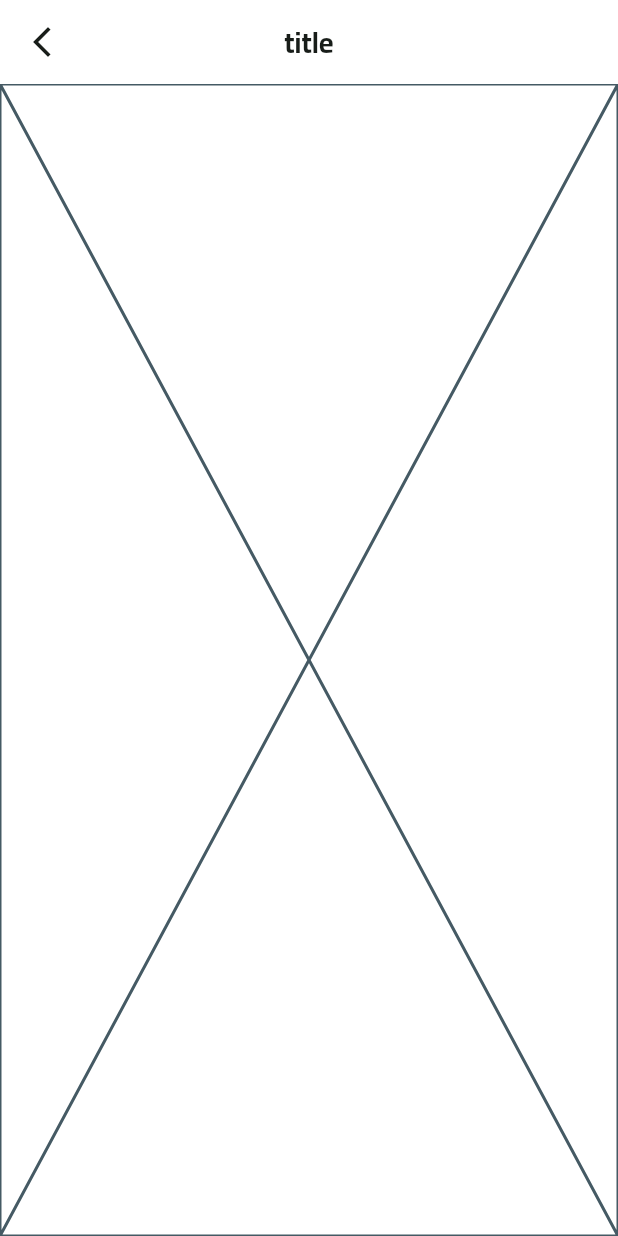
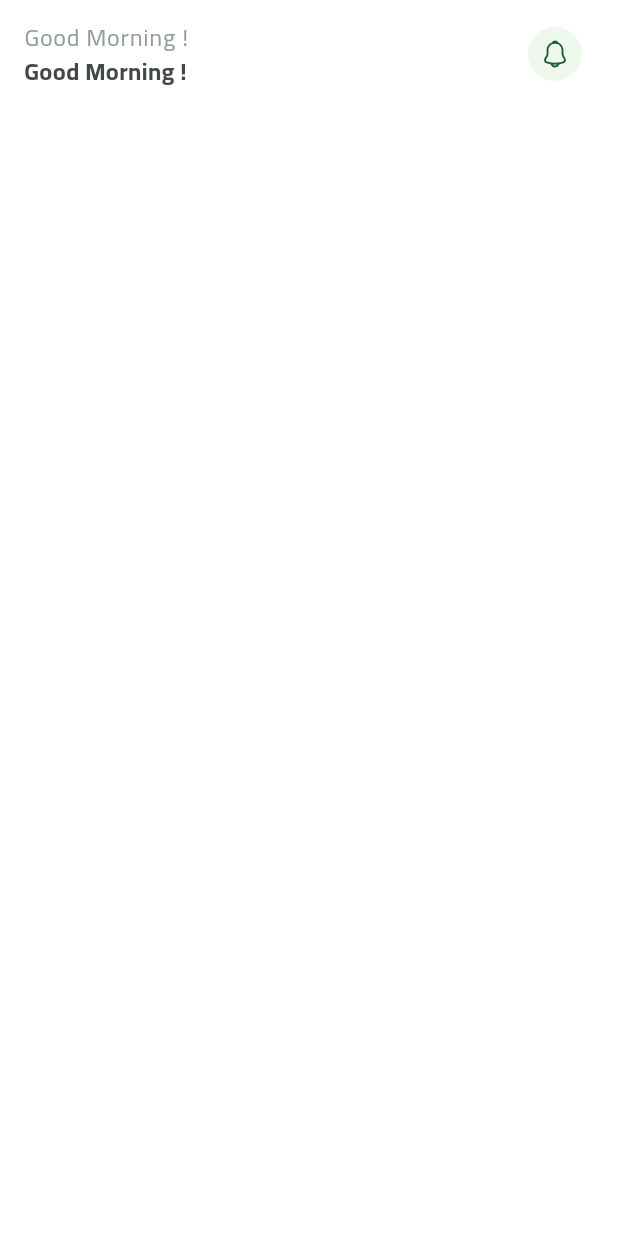
Before and after one commit to aabdelsalam854/fruit-hup, a Flutter app: the HomeView screen opened directly, on a phone screen of 412 x 824 dp. Run offline on Flutter 3.47's test engine with Material 3 defaults, Android fonts, the phone set to English and light mode, and no system bars; our stand-ins replace bloc, cloud_firestore, dartz, equatable, firebase_auth, firebase_core and 5 more; missing offline and left inert: flutter_facebook_auth; accounts and stored records are empty.

Commit message:
custom home appBar

```diff
--- a/lib/core/helper_functions/app_route.dart
+++ b/lib/core/helper_functions/app_route.dart
@@ -4,6 +4,7 @@ import '../../features/auth/presentation/views/forget_password_view.dart';
 import '../../features/auth/presentation/views/login_view.dart';
 import '../../features/auth/presentation/views/otv_view.dart';
 import '../../features/auth/presentation/views/singup_view.dart';
+import '../../features/home/presentation/view/home_view.dart';
 import '../../features/on_boarding/presentation/view/on_boarding_view.dart';
 import '../../features/splash/presentation/view/splash_view.dart';
 
@@ -23,6 +24,8 @@ Route<dynamic>? onGenerateRoute(RouteSettings settings) {
       return MaterialPageRoute(builder: (_) => const ChangePasswordView());
     case OtvView.routeName:
       return MaterialPageRoute(builder: (_) => const OtvView());
+         case HomeView.routeName:
+      return MaterialPageRoute(builder: (_) => const HomeView());
     default:
       return MaterialPageRoute(builder: (_) => const SplashView());
   }
--- a/lib/features/auth/presentation/views/widget/login_view_body.dart
+++ b/lib/features/auth/presentation/views/widget/login_view_body.dart
@@ -8,6 +8,7 @@ import '../../../../../core/utils/app_text_styles.dart';
 import '../../../../../core/widget/custom_button.dart';
 import '../../../../../core/widget/custom_text_form_field.dart';
 import '../../../../../generated/l10n.dart';
+import '../../../../home/presentation/view/home_view.dart';
 import '../../maneger/login_cubit/login_cubit.dart';
 import 'check_email_prompt.dart';
 import 'or_divider.dart';
@@ -40,6 +41,7 @@ class _LoginViewBodyState extends State<LoginViewBody> {
     return BlocConsumer<LoginCubit, LoginState>(
       listener: (context, state) {
         if (state is LoginSuccess) {
+          Navigator.pushReplacementNamed(context, HomeView.routeName);
         } else if (state is LoginError) {
           customSnackBar(context, message: state.message);
         }
--- a/lib/features/home/presentation/view/home_view.dart
+++ b/lib/features/home/presentation/view/home_view.dart
@@ -1,16 +1,18 @@
 import 'package:flutter/material.dart';
-import 'package:frute_hup/core/widget/custom_abb_bar.dart';
+
 
 import 'widget/home_view_body.dart';
 
 class HomeView extends StatelessWidget {
   const HomeView({super.key});
 
+  static const String routeName = "HomeView";
+
   @override
   Widget build(BuildContext context) {
-    return Scaffold(
-      appBar: customAppBar(context, title: "title"),
-      body: const HomeViewBody(),
+    return const Scaffold(
+      // appBar: customAppBar(context, title: "title"),
+      body: SafeArea(child: HomeViewBody()),
     );
   }
 }
--- a/lib/features/home/presentation/view/widget/home_view_body.dart
+++ b/lib/features/home/presentation/view/widget/home_view_body.dart
@@ -1,10 +1,16 @@
 import 'package:flutter/material.dart';
+
+import 'custom_home_appbar.dart';
 
 class HomeViewBody extends StatelessWidget {
   const HomeViewBody({super.key});
 
   @override
   Widget build(BuildContext context) {
-    return const Placeholder();
+    return const CustomScrollView(
+      slivers: [
+        CustomHomeAppBar(),
+      ],
+    );
   }
 }
--- a/lib/l10n/intl_ar.arb
+++ b/lib/l10n/intl_ar.arb
@@ -37,9 +37,10 @@
     "changePasswordButton": "أنشيء كلمة مرور جديدة",
     "changePasswordPassword": "كلمة المرور ",
     "changePasswordConfirmPassword": "تاكيد كلمة المرور",
-    "changePasswordTitle": "قم بإنشاء كلمة مرور جديدة لتسجيل الدخول"
+    "changePasswordTitle": "قم بإنشاء كلمة مرور جديدة لتسجيل الدخول",
 
 
+    "homeAppBarTitle":"صباح الخير !"
 
 
 
--- a/lib/l10n/intl_en.arb
+++ b/lib/l10n/intl_en.arb
@@ -33,7 +33,20 @@
     "changePasswordButton": "Create a New Password",
     "changePasswordPassword": "Password",
     "changePasswordConfirmPassword": "Confirm Password",
-    "changePasswordTitle": "Create a new password to log in"
+    "changePasswordTitle": "Create a new password to log in",
+
+
+
+"homeAppBarTitle":"Good Morning !"
+
+
+
+
+
+
+
+
+
 
 
 }
```
Also changed, not shown: lib/features/home/presentation/view/widget/custom_home_appbar.dart (added, +38 -0 lines), lib/generated/intl/messages_ar.dart, lib/generated/intl/messages_en.dart, lib/generated/l10n.dart.
